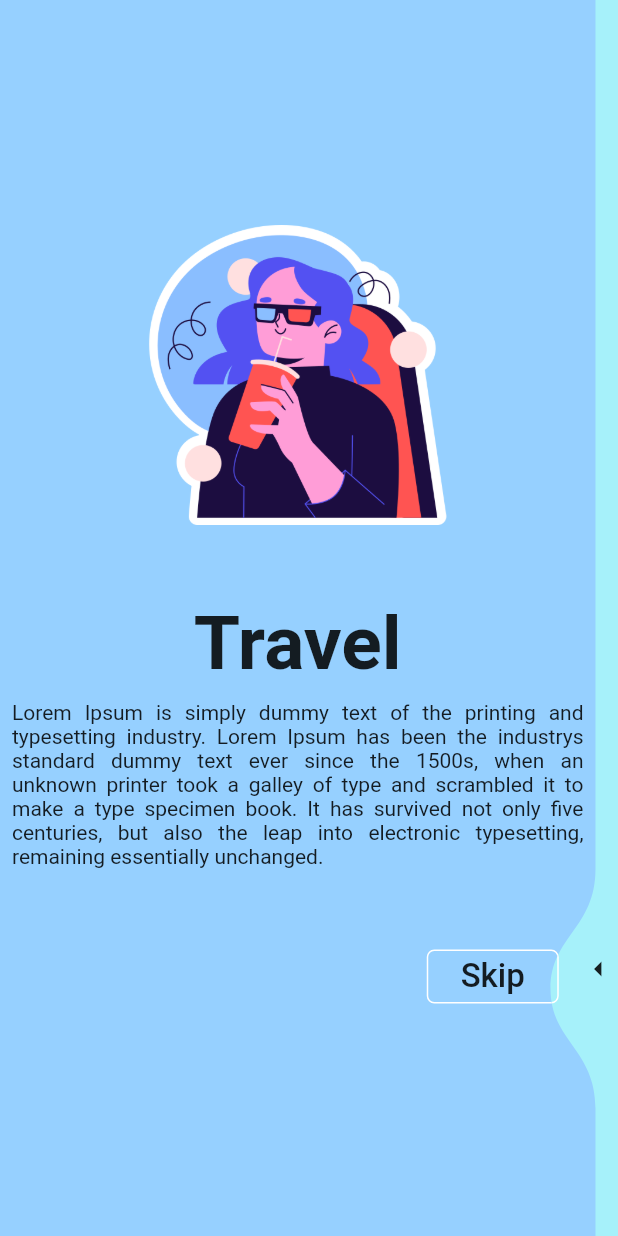
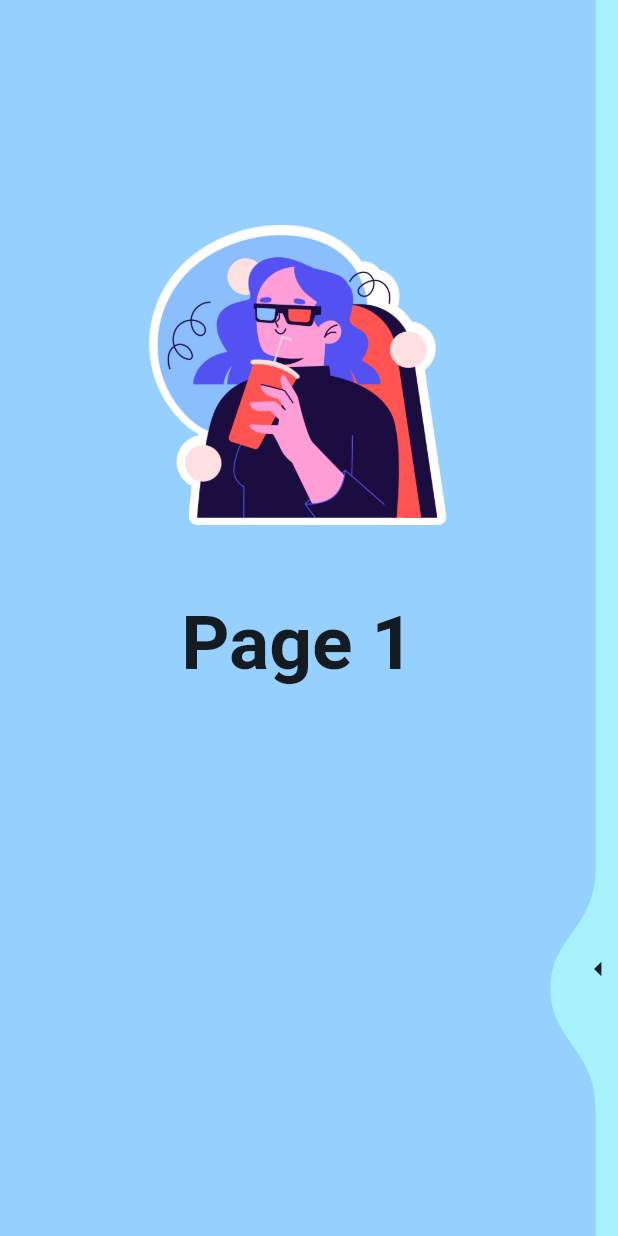
Before and after one commit to MohmedAjml/Appliction1, a Flutter app: the screen it shows after launch, on a phone screen of 412 x 824 dp. Run offline on Flutter 3.47's test engine with Material 2 defaults, Android fonts, the phone set to English and light mode, and no system bars; drawn by our look-alikes of liquid_swipe; our stand-ins replace flutter_native_splash.

Commit message:
edited commit

```diff
--- a/lib/home.dart
+++ b/lib/home.dart
@@ -2,7 +2,6 @@ import 'package:flutter/material.dart';
 import 'package:liquid_swipe/liquid_swipe.dart';
 
 import 'liquid.dart';
-
 
 class Home extends StatefulWidget {
   const Home({super.key});
@@ -18,20 +17,17 @@ class _Home extends State<Home> {
       const LiquidContiners(
         colors: Color.fromARGB(255, 150, 208, 255),
         images: 'assets/audience.png',
-        title: 'Travel',
-        buttontext: 'Skip',
+        title: 'Page 1',
       ),
       const LiquidContiners(
         colors: Color.fromARGB(255, 166, 241, 250),
         images: 'assets/audience (1).png',
-        title: 'Tourism',
-        buttontext: 'Skip',
+        title: 'Page 2',
       ),
-       const LiquidContiners(
+      const LiquidContiners(
         colors: Color.fromARGB(255, 234, 120, 120),
         images: 'assets/director.png',
-        title: 'Trip',
-        buttontext: 'Finish',
+        title: 'Page 3',
       ),
     ];
     return Scaffold(
--- a/lib/liquid.dart
+++ b/lib/liquid.dart
@@ -4,13 +4,12 @@ class LiquidContiners extends StatelessWidget {
   final Color colors;
   final String images;
   final String title;
-  final String buttontext;
-  const LiquidContiners(
-      {super.key,
-      required this.colors,
-      required this.images,
-      required this.title,
-      required this.buttontext});
+  const LiquidContiners({
+    super.key,
+    required this.colors,
+    required this.images,
+    required this.title,
+  });
 
   @override
   Widget build(BuildContext context) {
@@ -36,26 +35,6 @@ class LiquidContiners extends StatelessWidget {
                 style:
                     const TextStyle(fontSize: 50, fontWeight: FontWeight.bold),
               ),
-              const Padding(
-                padding: EdgeInsets.all(8.0),
-                child: Text(
-                  'Lorem Ipsum is simply dummy text of the printing and typesetting industry. Lorem Ipsum has been the industrys standard dummy text ever since the 1500s, when an unknown printer took a galley of type and scrambled it to make a type specimen book. It has survived not only five centuries, but also the leap into electronic typesetting, remaining essentially unchanged.',
-                  textAlign: TextAlign.justify,
-                ),
-              ),
-              Padding(
-                padding: const EdgeInsets.only(top: 40, left: 260),
-                child: MaterialButton(
-                  onPressed: () {},
-                  shape: RoundedRectangleBorder(
-                      side: const BorderSide(color: Colors.white),
-                      borderRadius: BorderRadius.circular(5)),
-                  child: Text(
-                    buttontext,
-                    style: const TextStyle(fontSize: 22),
-                  ),
-                ),
-              )
             ],
           ),
         ),
--- a/lib/main.dart
+++ b/lib/main.dart
@@ -11,9 +11,6 @@ class MyApp extends StatelessWidget {
   // This widget is the root of your application.
   @override
   Widget build(BuildContext context) {
-    return const MaterialApp(
-      debugShowCheckedModeBanner: false,
-      home: Home()
-    );
+    return const MaterialApp(home: Home());
   }
 }
--- a/lib/spalsh screen/splashscreen.dart
+++ b/lib/spalsh screen/splashscreen.dart
@@ -12,7 +12,6 @@ class MyApp extends StatelessWidget {
   @override
   Widget build(BuildContext context) {
     return const MaterialApp(
-      debugShowCheckedModeBanner: false,
       themeMode: ThemeMode.system,
       home: NatiSpl(title: 'Native Splash'),
     );
@@ -29,7 +28,6 @@ class NatiSpl extends StatefulWidget {
 }
 
 class _NatiSplState extends State<NatiSpl> {
-
   @override
   void initState() {
     super.initState();
@@ -37,7 +35,7 @@ class _NatiSplState extends State<NatiSpl> {
   }
 
   void initialization() async {
-    Future.delayed(const Duration(seconds: 5));
+    Future.delayed(const Duration(seconds:8));
     FlutterNativeSplash.remove();
   }
 
@@ -49,7 +47,11 @@ class _NatiSplState extends State<NatiSpl> {
         centerTitle: true,
       ),
       body: const Center(
-    child: Text('Welcome', style: TextStyle(fontSize: 30), textAlign: TextAlign.center,),
+        child: Text(
+          'Welcome',
+          style: TextStyle(fontSize: 30),
+          textAlign: TextAlign.center,
+        ),
       ),
     );
   }
```
